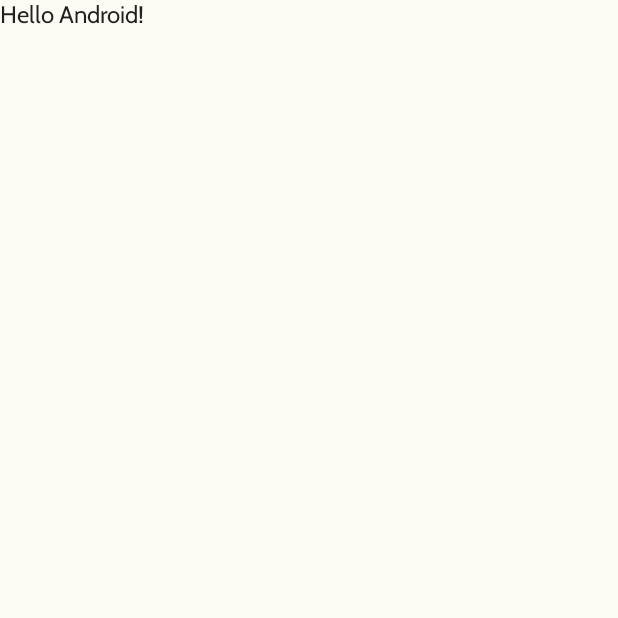
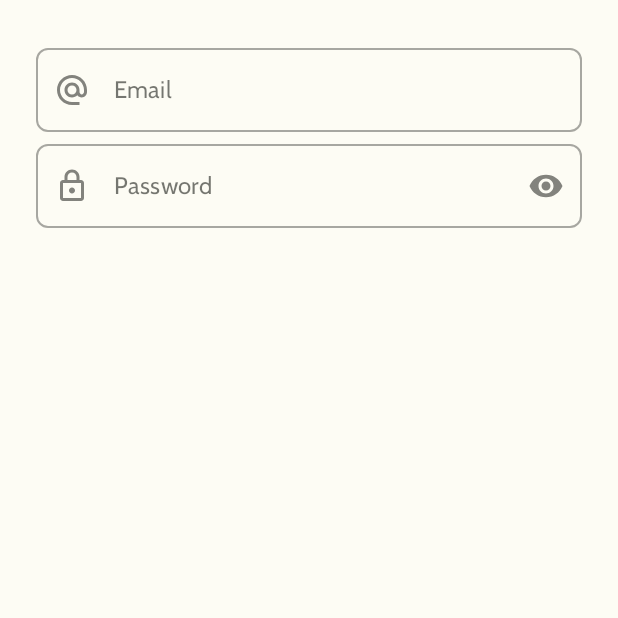
Before and after one commit to ahmadrenhoran/Chatz, an Android app built with Jetpack Compose: the screen it shows after launch (MainActivity before the commit, AuthActivity after it), on a phone screen of 412 x 824 dp, the top half of it. Before the commit the part shown is almost empty. Run offline under Robolectric (Android 15) with nearby library versions, the phone set to English and light mode, and no system bars.

Commit message:
auth viewmodel dan login textfield

```diff
--- a/app/build.gradle
+++ b/app/build.gradle
@@ -58,7 +58,10 @@ dependencies {
     implementation "androidx.compose.ui:ui"
     implementation "androidx.compose.ui:ui-tooling-preview"
     implementation 'androidx.core:core-ktx:1.9.0'
+    implementation "androidx.navigation:navigation-compose:2.5.3"
+    implementation "androidx.compose.material:material-icons-extended"
     debugImplementation "androidx.compose.ui:ui-tooling"
+
     implementation 'androidx.lifecycle:lifecycle-runtime-ktx:2.6.0'
 
     // Firebase
--- a/app/src/main/java/com/ahmadrenhoran/chatz/ui/feature/authentication/AuthActivity.kt
+++ b/app/src/main/java/com/ahmadrenhoran/chatz/ui/feature/authentication/AuthActivity.kt
@@ -3,12 +3,19 @@ package com.ahmadrenhoran.chatz.ui.feature.authentication
 import android.os.Bundle
 import androidx.activity.ComponentActivity
 import androidx.activity.compose.setContent
-import androidx.compose.foundation.layout.fillMaxSize
-import androidx.compose.material.MaterialTheme
-import androidx.compose.material.Surface
+import androidx.compose.foundation.layout.padding
+import androidx.compose.material.Scaffold
 import androidx.compose.runtime.Composable
+import androidx.compose.runtime.collectAsState
+import androidx.compose.runtime.getValue
 import androidx.compose.ui.Modifier
+import androidx.lifecycle.viewmodel.compose.viewModel
+import androidx.navigation.NavHostController
+import androidx.navigation.compose.NavHost
+import androidx.navigation.compose.composable
+import androidx.navigation.compose.rememberNavController
 import com.ahmadrenhoran.chatz.ui.theme.ChatzTheme
+import com.ahmadrenhoran.chatz.ui.util.ChatScreen
 
 class AuthActivity : ComponentActivity() {
     override fun onCreate(savedInstanceState: Bundle?) {
@@ -28,11 +35,33 @@ class AuthActivity : ComponentActivity() {
 
 @Composable
 fun AuthenticationScreen() {
-    Surface(
-        modifier = Modifier.fillMaxSize(),
-        color = MaterialTheme.colors.background
-    ) {
+    Scaffold(
+    ) { innerPadding ->
+        val navController: NavHostController = rememberNavController()
+        val viewModel: AuthViewModel = viewModel()
+        val uiState by viewModel.uiState.collectAsState()
+        NavHost(
+            navController = navController,
+            startDestination = ChatScreen.Splash.name,
+            modifier = Modifier.padding(innerPadding)
+        ) {
+            composable(route = ChatScreen.Splash.name) {
+                SplashScreen(onAnimationEnd = { navController.navigate(route = ChatScreen.Login.name) })
+            }
 
+            composable(route = ChatScreen.Login.name) {
+                LoginScreen(authUiState = uiState,
+                    onEmailValueChange = { viewModel.setEmail(it) },
+                    onPasswordValueChange = { viewModel.setPassword(it) },
+                    onButtonPasswordVisibility = { viewModel.setPasswordVisibility(!viewModel.uiState.value.passwordVisibility) }
+                )
+            }
+
+            composable(route = ChatScreen.Register.name) {
+
+            }
+
+        }
     }
 
 }
--- a/app/src/main/java/com/ahmadrenhoran/chatz/ui/feature/authentication/LoginRegisterUiState.kt
+++ b/app/src/main/java/com/ahmadrenhoran/chatz/ui/feature/authentication/LoginRegisterUiState.kt
@@ -1,7 +1,8 @@
 package com.ahmadrenhoran.chatz.ui.feature.authentication
 
 data class LoginRegisterUiState(
-    val name: String,
-    val email: String,
-    val password: String
+    val name: String = "",
+    val email: String = "",
+    val password: String = "",
+    val passwordVisibility: Boolean = false
 )
--- a/app/src/main/java/com/ahmadrenhoran/chatz/ui/feature/authentication/LoginScreen.kt
+++ b/app/src/main/java/com/ahmadrenhoran/chatz/ui/feature/authentication/LoginScreen.kt
@@ -1,8 +1,94 @@
 package com.ahmadrenhoran.chatz.ui.feature.authentication
 
+import androidx.compose.foundation.layout.Column
+import androidx.compose.foundation.layout.padding
+import androidx.compose.foundation.text.KeyboardActions
+import androidx.compose.foundation.text.KeyboardOptions
+import androidx.compose.material.Icon
+import androidx.compose.material.IconButton
+import androidx.compose.material.icons.Icons
+import androidx.compose.material.icons.filled.Visibility
+import androidx.compose.material.icons.filled.VisibilityOff
+import androidx.compose.material.icons.outlined.AlternateEmail
+import androidx.compose.material.icons.outlined.Lock
 import androidx.compose.runtime.Composable
+import androidx.compose.ui.Modifier
+import androidx.compose.ui.focus.FocusDirection
+import androidx.compose.ui.platform.LocalFocusManager
+import androidx.compose.ui.text.input.ImeAction
+import androidx.compose.ui.text.input.KeyboardType
+import androidx.compose.ui.text.input.PasswordVisualTransformation
+import androidx.compose.ui.text.input.VisualTransformation
+import androidx.compose.ui.tooling.preview.Preview
+import androidx.compose.ui.unit.dp
+import com.ahmadrenhoran.chatz.ui.feature.authentication.component.FormTextField
+import com.ahmadrenhoran.chatz.ui.theme.ChatzTheme
 
 
 @Composable
-fun LoginScreen() {
+fun LoginScreen(
+    authUiState: LoginRegisterUiState,
+    onEmailValueChange: (String) -> Unit,
+    onPasswordValueChange: (String) -> Unit,
+    onButtonPasswordVisibility: () -> Unit
+) {
+    val focusManager = LocalFocusManager.current
+    Column(modifier = Modifier.padding(24.dp)) {
+        FormTextField(
+            textValue = authUiState.email,
+            onValueChange = onEmailValueChange,
+            label = "Email",
+            hint = "Enter Email",
+            modifier = Modifier,
+            leadingIcon = { Icon(Icons.Outlined.AlternateEmail, contentDescription = "Email") },
+            trailingIcon = { },
+            keyboardOptions = KeyboardOptions.Default.copy(
+                keyboardType = KeyboardType.Email,
+                imeAction = ImeAction.Next
+            ),
+            keyboardActions = KeyboardActions(
+                onNext = {
+                    focusManager.moveFocus(FocusDirection.Down)
+                }
+            ),
+            visualTransformation = VisualTransformation.None
+        )
+
+        FormTextField(
+            textValue = authUiState.password,
+            onValueChange = onPasswordValueChange,
+            label = "Password",
+            hint = "Enter Password",
+            modifier = Modifier,
+            leadingIcon = { Icon(Icons.Outlined.Lock, contentDescription = "Password") },
+            trailingIcon = {
+                val passwordVisibility = authUiState.passwordVisibility
+                IconButton(onClick = onButtonPasswordVisibility) {
+                    Icon(
+                        imageVector = if (passwordVisibility) Icons.Filled.VisibilityOff else Icons.Filled.Visibility,
+                        contentDescription = if (passwordVisibility) "Hide password" else "Show password"
+                    )
+                }
+            },
+            keyboardOptions = KeyboardOptions.Default.copy(
+                keyboardType = KeyboardType.Password,
+                imeAction = ImeAction.Done
+            ),
+            keyboardActions = KeyboardActions(
+                onDone = {
+
+                }
+            ),
+            visualTransformation = if (authUiState.passwordVisibility) VisualTransformation.None else PasswordVisualTransformation(),
+        )
+    }
 }
+
+
+@Preview(showBackground = true)
+@Composable
+fun LoginScreenPreview() {
+    ChatzTheme {
+        LoginScreen(LoginRegisterUiState(), {}, {}, {})
+    }
+}
--- a/app/src/main/java/com/ahmadrenhoran/chatz/ui/feature/authentication/RegisterScreen.kt
+++ b/app/src/main/java/com/ahmadrenhoran/chatz/ui/feature/authentication/RegisterScreen.kt
@@ -19,8 +19,3 @@ fun RegisterScreen(modifier: Modifier) {
 
     }
 }
-
-@Composable
-fun FormTextField(hint: String) {
-
-}
--- /dev/null
+++ b/app/src/main/java/com/ahmadrenhoran/chatz/ui/feature/authentication/component/FormTextField.kt
@@ -0,0 +1,69 @@
+package com.ahmadrenhoran.chatz.ui.feature.authentication.component
+
+import androidx.compose.foundation.layout.fillMaxWidth
+import androidx.compose.foundation.text.KeyboardActions
+import androidx.compose.foundation.text.KeyboardOptions
+import androidx.compose.material.Icon
+import androidx.compose.material.OutlinedTextField
+import androidx.compose.material.Text
+import androidx.compose.material.icons.Icons
+import androidx.compose.material.icons.outlined.AlternateEmail
+import androidx.compose.runtime.Composable
+import androidx.compose.ui.Modifier
+import androidx.compose.ui.text.input.KeyboardType
+import androidx.compose.ui.text.input.VisualTransformation
+import androidx.compose.ui.tooling.preview.Preview
+import com.ahmadrenhoran.chatz.ui.theme.ChatzTheme
+
+@Composable
+fun FormTextField(
+    textValue: String,
+    label: String,
+    hint: String,
+    onValueChange: (String) -> Unit,
+    modifier: Modifier,
+    leadingIcon: @Composable () -> Unit,
+    trailingIcon: @Composable () -> Unit,
+    keyboardOptions: KeyboardOptions,
+    keyboardActions: KeyboardActions,
+    visualTransformation: VisualTransformation
+) {
+    OutlinedTextField(
+        modifier = modifier.fillMaxWidth(),
+        value = textValue,
+        onValueChange = onValueChange,
+        label = { Text(label) },
+        placeholder = { Text(hint) },
+        leadingIcon = leadingIcon,
+        trailingIcon = trailingIcon,
+        keyboardOptions = keyboardOptions,
+        keyboardActions = keyboardActions,
+        visualTransformation = visualTransformation,
+    )
+
+}
+
+@Preview(showBackground = true)
+@Composable
+fun FormTextFieldPreview() {
+
+    ChatzTheme {
+        FormTextField(
+            textValue = "",
+            label = "Email",
+            hint = "Enter Email",
+            modifier = Modifier,
+            leadingIcon = { Icon(Icons.Outlined.AlternateEmail, contentDescription = "Email") },
+            trailingIcon = { },
+
+            keyboardOptions = KeyboardOptions.Default.copy(keyboardType = KeyboardType.Email),
+            keyboardActions = KeyboardActions(
+                onNext = {
+
+                }
+            ),
+            visualTransformation = VisualTransformation.None,
+            onValueChange = {}
+        )
+    }
+}
--- /dev/null
+++ b/app/src/main/res/drawable/email_ic.xml
@@ -0,0 +1,5 @@
+<vector android:height="24dp" android:tint="#000000"
+    android:viewportHeight="24" android:viewportWidth="24"
+    android:width="24dp" xmlns:android="http://schemas.android.com/apk/res/android">
+    <path android:fillColor="@android:color/white" android:pathData="M12,2C6.48,2 2,6.48 2,12s4.48,10 10,10h5v-2h-5c-4.34,0 -8,-3.66 -8,-8s3.66,-8 8,-8 8,3.66 8,8v1.43c0,0.79 -0.71,1.57 -1.5,1.57s-1.5,-0.78 -1.5,-1.57L17,12c0,-2.76 -2.24,-5 -5,-5s-5,2.24 -5,5 2.24,5 5,5c1.38,0 2.64,-0.56 3.54,-1.47 0.65,0.89 1.77,1.47 2.96,1.47 1.97,0 3.5,-1.6 3.5,-3.57L22,12c0,-5.52 -4.48,-10 -10,-10zM12,15c-1.66,0 -3,-1.34 -3,-3s1.34,-3 3,-3 3,1.34 3,3 -1.34,3 -3,3z"/>
+</vector>
```
Also changed, not shown: app/src/main/AndroidManifest.xml (+8 -7 lines), app/src/main/java/com/ahmadrenhoran/chatz/ui/feature/authentication/AuthViewModel.kt (+52 -1 lines).
